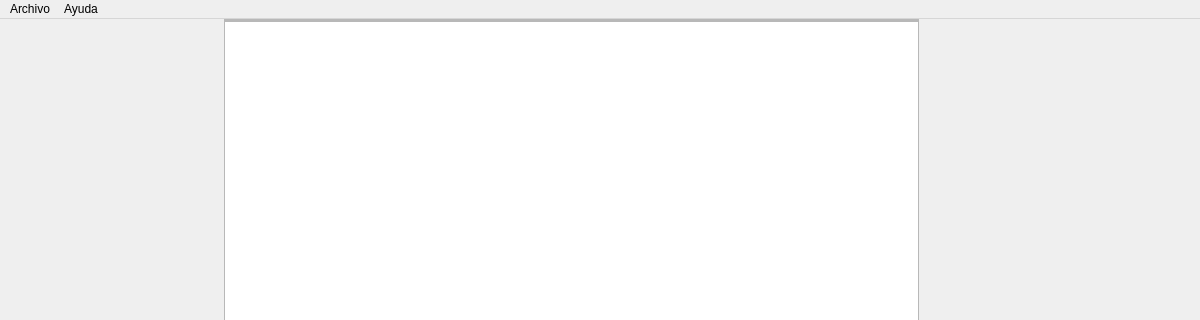
This is ui/main_window.ui in javier-rojo-ramos/arca as Qt 5 draws it before an edit; both pictures show x 0 to 1200 and y 0 to 320 of the 1200 by 750 pixel window. The edited form follows.
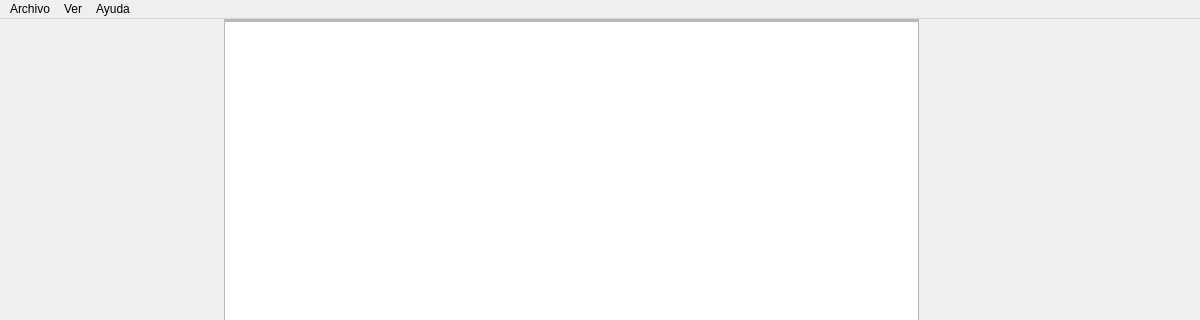
This is the edited form. Custom widgets are drawn as their Qt base class.

```diff
--- a/ui/main_window.ui
+++ b/ui/main_window.ui
@@ -651,6 +651,13 @@
     <addaction name="separator"/>
     <addaction name="action_exit"/>
    </widget>
+   <widget class="QMenu" name="menu_view">
+    <property name="title">
+     <string>Ver</string>
+    </property>
+    <addaction name="action_show_left_sidebar"/>
+    <addaction name="action_show_right_sidebar"/>
+   </widget>
    <widget class="QMenu" name="menu_help">
     <property name="title">
      <string>Ayuda</string>
@@ -658,6 +665,7 @@
     <addaction name="action_about"/>
    </widget>
    <addaction name="menu_file"/>
+   <addaction name="menu_view"/>
    <addaction name="menu_help"/>
   </widget>
   <widget class="QStatusBar" name="statusbar">
```
Left out of the diff: 28 changed lines with no effect on the pictures.
